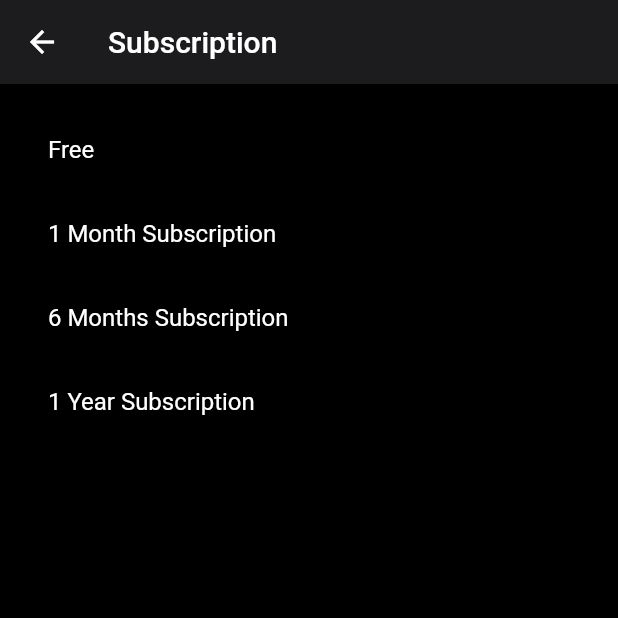
After one commit to Appli-chic/Chic-Secret-Flutter, a Flutter app: the SettingsScreen screen opened directly, after a tap on "Subscription", on a phone screen of 412 x 824 dp, the top half of it. The commit adds this screen. Run offline on Flutter 3.47's test engine with Material 2 defaults, Android fonts, the phone set to English and light mode, and no system bars; our stand-ins replace file_picker, flutter_easyloading, flutter_typeahead, fluttertoast, in_app_purchase, local_auth and 6 more; missing offline and left inert: clipboard, encrypt, file_selector, flex_color_picker, in_app_purchase_android; accounts and stored records are empty.

Commit message:
Add start of subscription system.

```diff
--- a/assets/languages/localization_en.json
+++ b/assets/languages/localization_en.json
@@ -92,6 +92,8 @@
   "old": "Old",
   "weak": "Weak",
   "duplicated": "Duplicated",
+  "subscription": "Subscription",
+
   "general": "General",
   "email": "Email",
   "music": "Music",
--- a/assets/languages/localization_fr.json
+++ b/assets/languages/localization_fr.json
@@ -92,6 +92,8 @@
   "old": "Vieux",
   "weak": "Faible",
   "duplicated": "Dupliqué",
+  "subscription": "Abonnement",
+
   "general": "Général",
   "email": "Courriel",
   "music": "Musique",
--- a/lib/ui/screen/settings_screen.dart
+++ b/lib/ui/screen/settings_screen.dart
@@ -8,6 +8,7 @@ import 'package:chic_secret/ui/component/common/desktop_modal.dart';
 import 'package:chic_secret/ui/component/setting_item.dart';
 import 'package:chic_secret/ui/screen/biometry_screen.dart';
 import 'package:chic_secret/ui/screen/import_screen.dart';
+import 'package:chic_secret/ui/screen/subscribe_screen.dart';
 import 'package:chic_secret/ui/screen/vaults_screen.dart';
 import 'package:chic_secret/utils/chic_platform.dart';
 import 'package:chic_secret/utils/import_export.dart';
@@ -183,6 +184,13 @@ class _SettingsScreenState extends State<SettingsScreen>
                   onTap: _synchronize,
                 )
               : SizedBox.shrink(),
+          _user != null
+              ? SettingItem(
+                  leading: Icon(Icons.subscriptions),
+                  title: Text(AppTranslations.of(context).text("subscription")),
+                  onTap: _onSubscribeClicked,
+                )
+              : SizedBox.shrink(),
           selectedVault != null
               ? SettingItem(
                   leading: Icon(Icons.import_export_outlined),
@@ -207,6 +215,15 @@ class _SettingsScreenState extends State<SettingsScreen>
               : SizedBox.shrink(),
         ],
       ),
+    );
+  }
+
+  /// On subscribe clicked move to the subscribe page
+  _onSubscribeClicked() async {
+    await ChicNavigator.push(
+      context,
+      SubscribeScreen(),
+      isModal: true,
     );
   }
 
--- /dev/null
+++ b/lib/ui/screen/subscribe_screen.dart
@@ -0,0 +1,180 @@
+import 'package:chic_secret/localization/app_translations.dart';
+import 'package:chic_secret/provider/theme_provider.dart';
+import 'package:chic_secret/ui/component/common/chic_text_button.dart';
+import 'package:chic_secret/ui/component/common/desktop_modal.dart';
+import 'package:chic_secret/utils/chic_platform.dart';
+import 'package:flutter/material.dart';
+import 'package:in_app_purchase/in_app_purchase.dart';
+import 'package:provider/provider.dart';
+
+class SubscribeScreen extends StatefulWidget {
+  const SubscribeScreen({Key? key}) : super(key: key);
+
+  @override
+  _SubscribeScreenState createState() => _SubscribeScreenState();
+}
+
+class _SubscribeScreenState extends State<SubscribeScreen> {
+  final InAppPurchase _inAppPurchase = InAppPurchase.instance;
+  final Set<String> _kIds = <String>{
+    '1_month_subscription',
+    '6_months_subscription',
+    '1_year_subscription',
+  };
+
+  late ThemeProvider _themeProvider;
+  List<ProductDetails> _subscriptions = [];
+  String _currentSubscriptionId = "";
+
+  @override
+  void initState() {
+    _loadProducts();
+    super.initState();
+  }
+
+  /// Load the subscriptions to display
+  _loadProducts() async {
+    final bool isAvailable = await _inAppPurchase.isAvailable();
+    if (!isAvailable) {
+      print("error");
+    }
+
+    final ProductDetailsResponse response =
+        await _inAppPurchase.queryProductDetails(_kIds);
+
+    if (response.error == null) {
+      _subscriptions = response.productDetails;
+    } else {
+      print(response.error);
+    }
+
+    setState(() {});
+  }
+
+  @override
+  Widget build(BuildContext context) {
+    _themeProvider = Provider.of<ThemeProvider>(context, listen: true);
+
+    if (ChicPlatform.isDesktop()) {
+      return _displaysDesktopInModal();
+    } else {
+      return _displaysMobile();
+    }
+  }
+
+  /// Displays the screen in a modal for the desktop version
+  Widget _displaysDesktopInModal() {
+    return DesktopModal(
+      title: AppTranslations.of(context).text("subscription"),
+      body: _displaysBody(),
+      actions: [
+        Container(
+          margin: EdgeInsets.only(right: 8, bottom: 8),
+          child: ChicTextButton(
+            child: Text(AppTranslations.of(context).text("cancel")),
+            onPressed: () {
+              Navigator.of(context).pop();
+            },
+          ),
+        ),
+      ],
+    );
+  }
+
+  /// Displays the [Scaffold] for the mobile version
+  Widget _displaysMobile() {
+    return Scaffold(
+      backgroundColor: _themeProvider.backgroundColor,
+      appBar: AppBar(
+        backgroundColor: _themeProvider.secondBackgroundColor,
+        brightness: _themeProvider.getBrightness(),
+        title: Text(
+          AppTranslations.of(context).text("subscription"),
+        ),
+      ),
+      body: GestureDetector(
+        behavior: HitTestBehavior.opaque,
+        onTap: () {
+          FocusScope.of(context).requestFocus(FocusNode());
+        },
+        child: SingleChildScrollView(
+          physics: BouncingScrollPhysics(),
+          child: _displaysBody(),
+        ),
+      ),
+    );
+  }
+
+  /// Displays a unified body for both mobile and desktop version
+  Widget _displaysBody() {
+    return Container(
+      margin: EdgeInsets.all(16),
+      child: Column(
+        crossAxisAlignment: CrossAxisAlignment.start,
+        children: [
+          _displaysSubscriptionWidget(
+            "free",
+            "Free",
+            isFree: true,
+          ),
+          _displaysSubscriptionWidget(
+            "1_month_subscription",
+            "1 Month Subscription",
+          ),
+          _displaysSubscriptionWidget(
+            "6_months_subscription",
+            "6 Months Subscription",
+          ),
+          _displaysSubscriptionWidget(
+            "1_year_subscription",
+            "1 Year Subscription",
+          ),
+        ],
+      ),
+    );
+  }
+
+  /// Display a subscription row
+  Widget _displaysSubscriptionWidget(String id, String title,
+      {bool isFree = false}) {
+    String price = "";
+
+    var filteredSubscriptionList =
+        _subscriptions.where((s) => s.id == id).toList();
+    if (filteredSubscriptionList.isNotEmpty) {
+      price = filteredSubscriptionList[0].price;
+    }
+
+    return ListTile(
+      title: Text(
+        title,
+        style: TextStyle(color: _themeProvider.textColor),
+      ),
+      trailing: Row(
+        mainAxisSize: MainAxisSize.min,
+        children: [
+          !isFree
+              ? Text(
+                  price,
+                  style: TextStyle(
+                    color: _themeProvider.textColor,
+                    fontWeight: FontWeight.w600,
+                    fontSize: 16,
+                  ),
+                )
+              : SizedBox.shrink(),
+          Container(
+            width: 20,
+            margin: EdgeInsets.only(left: 20),
+            child: id == _currentSubscriptionId
+                ? Icon(
+                    Icons.check,
+                    color: _themeProvider.primaryColor,
+                  )
+                : SizedBox.shrink(),
+          )
+        ],
+      ),
+    );
+  }
+}
```
